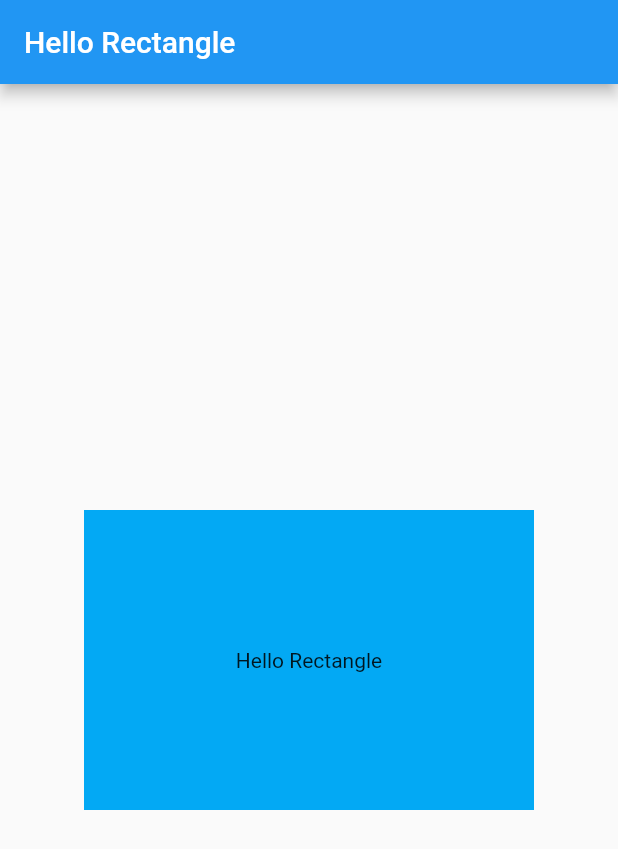
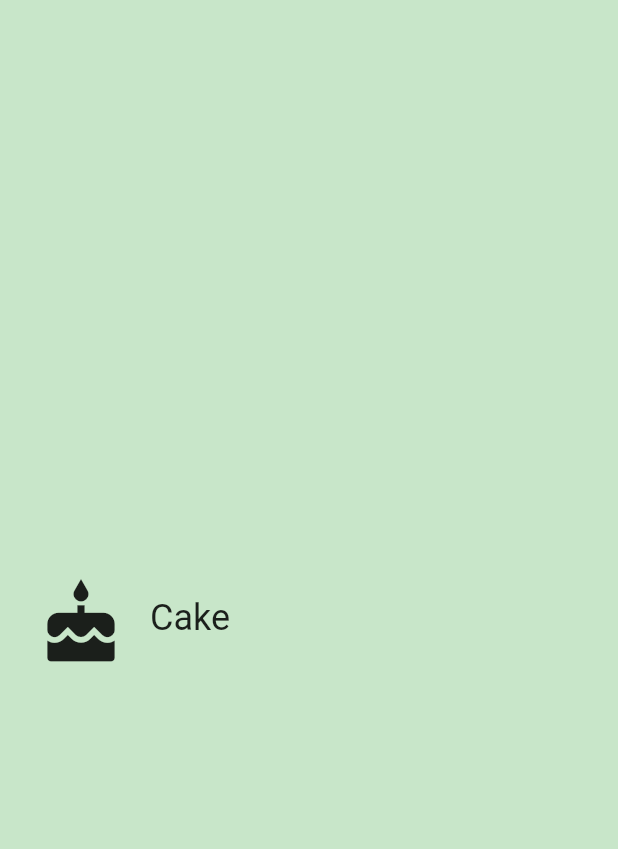
Before and after one commit to AYM1607/udacity_flutter, a Flutter app: the screen it shows after launch, on a phone screen of 412 x 824 dp. Shown: the top 849 px of the screen. Run offline on Flutter 3.47's test engine with Material 2 defaults, Android fonts, the phone set to English and light mode, and no system bars.

```diff
--- /dev/null
+++ b/lib/category.dart
@@ -0,0 +1,66 @@
+// To keep your imports tidy, follow the ordering guidelines at
+// https://www.dartlang.org/guides/language/effective-dart/style#ordering
+import 'package:flutter/material.dart';
+
+/// A custom [Category] widget.
+///
+/// The widget is composed on an [Icon] and [Text]. Tapping on the widget shows
+/// a colored [InkWell] animation.
+class Category extends StatelessWidget {
+  final String name;
+  final IconData icon;
+  final Color color;
+
+  static const _height = 100.0;
+  static const _radius = BorderRadius.all(Radius.circular(50.0));
+
+  /// Creates a [Category].
+  ///
+  /// A [Category] saves the name of the Category (e.g. 'Length'), its color for
+  /// the UI, and the icon that represents it (e.g. a ruler).
+  // TODO: You'll need the name, color, and iconLocation from main.dart
+  const Category(
+      {@required this.name, @required this.icon, @required this.color});
+
+  /// Builds a custom widget that shows [Category] information.
+  ///
+  /// This information includes the icon, name, and color for the [Category].
+  @override
+  // This `context` parameter describes the location of this widget in the
+  // widget tree. It can be used for obtaining Theme data from the nearest
+  // Theme ancestor in the tree. Below, we obtain the display1 text theme.
+  // See https://docs.flutter.io/flutter/material/Theme-class.html
+  Widget build(BuildContext context) {
+    // TODO: Build the custom widget here, referring to the Specs.
+    return Material(
+      color: Colors.transparent,
+      child: Container(
+        padding: EdgeInsets.all(8.0),
+        height: _height,
+        child: InkWell(
+          borderRadius: _radius,
+          splashColor: color,
+          highlightColor: color,
+          onTap: () => print('I was pressed'),
+          child: Row(
+            children: <Widget>[
+              Padding(
+                padding: EdgeInsets.all(16),
+                child: Icon(
+                  icon,
+                  size: 60.0,
+                ),
+              ),
+              Center(
+                child: Text(
+                  name,
+                  style: TextStyle(fontSize: 24.0),
+                ),
+              )
+            ],
+          ),
+        ),
+      ),
+    );
+  }
+}
--- a/lib/main.dart
+++ b/lib/main.dart
@@ -1,32 +1,43 @@
+// Copyright 2018 The Chromium Authors. All rights reserved.
+// Use of this source code is governed by a BSD-style license that can be
+// found in the LICENSE file.
+
+// You can read about packages here: https://flutter.io/using-packages/
 import 'package:flutter/material.dart';
 
-void main() => runApp(MyApp());
+// You can use a relative import, i.e. `import 'category.dart';` or
+// a package import, as shown below.
+// More details at http://dart-lang.github.io/linter/lints/avoid_relative_lib_imports.html
+import 'category.dart';
 
-class MyApp extends StatelessWidget {
+// TODO: Pass this information into your custom [Category] widget
+const _categoryName = 'Cake';
+const _categoryIcon = Icons.cake;
+const _categoryColor = Colors.green;
+
+/// The function that is called when main.dart is run.
+void main() {
+  runApp(UnitConverterApp());
+}
+
+/// This widget is the root of our application.
+/// Currently, we just show one widget in our app.
+class UnitConverterApp extends StatelessWidget {
   @override
   Widget build(BuildContext context) {
     return MaterialApp(
-      title: 'Hello Rectangle',
+      debugShowCheckedModeBanner: false,
+      title: 'Unit Converter',
       home: Scaffold(
-        appBar: AppBar(
-          title: Text('Hello Rectangle'),
+        backgroundColor: Colors.green[100],
+        body: Center(
+          child: Category(
+            name: _categoryName,
+            icon: _categoryIcon,
+            color: _categoryColor,
+          ),
         ),
-        body: RecBuilder(),
       ),
     );
   }
 }
-
-class RecBuilder extends StatelessWidget {
-  @override
-  Widget build(BuildContext context) {
-    return Center(
-      child: Container(
-        color: Colors.lightBlue,
-        height: 200,
-        width: 300,
-        child: Center(child: Text('Hello Rectangle')),
-      ),
-    );
-  }
-}
```
